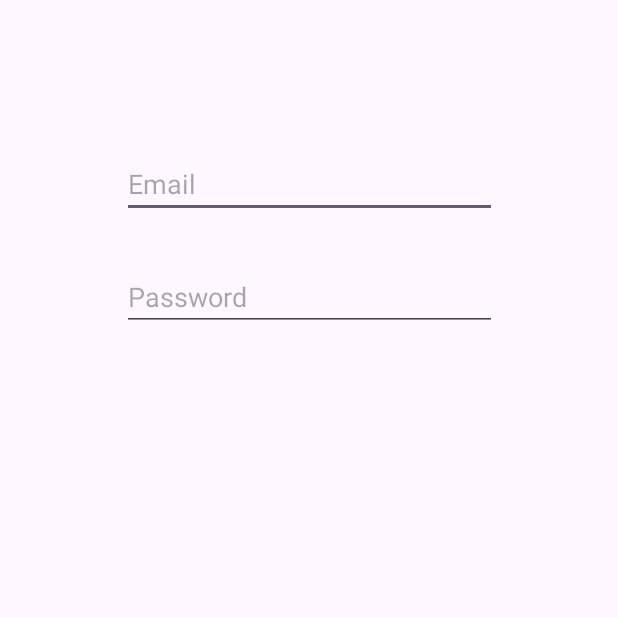
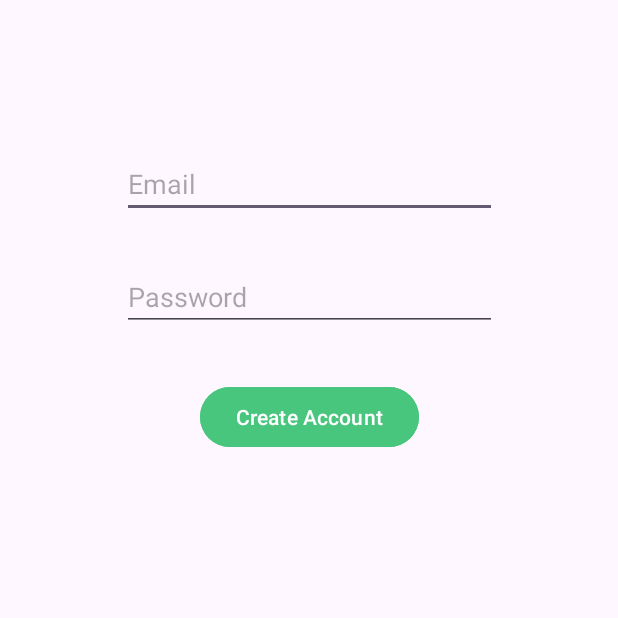
Before and after one commit to tnittala/CS2340C_Team15, an Android app: the NewAccount screen opened directly, with no data from a screen before it, on a phone screen of 412 x 824 dp, the top half of it. Run offline under Robolectric (Android 15) with nearby library versions, the phone set to English and light mode, and no system bars.

Commit message:
Fixing logistics page

```diff
--- a/Project/2340Project/app/src/main/java/com/example/a2340project/views/LoginActivity.java
+++ b/Project/2340Project/app/src/main/java/com/example/a2340project/views/LoginActivity.java
@@ -40,7 +40,7 @@ public class LoginActivity extends AppCompatActivity {
         loginButton.setOnClickListener(new View.OnClickListener() {
             @Override
             public void onClick(View v) {
-                Intent intent = new Intent(LoginActivity.this, HomeScreen.class);
+                Intent intent = new Intent(LoginActivity.this, Logistics.class);
                 startActivity(intent);
             }
         });
--- a/Project/2340Project/app/src/main/java/com/example/a2340project/views/NewAccount.java
+++ b/Project/2340Project/app/src/main/java/com/example/a2340project/views/NewAccount.java
@@ -30,7 +30,7 @@ public class NewAccount extends AppCompatActivity {
         createButton.setOnClickListener(new View.OnClickListener() {
             @Override
             public void onClick(View v) {
-                Intent intent = new Intent(NewAccount.this, HomeScreen.class);
+                Intent intent = new Intent(NewAccount.this, Logistics.class);
                 startActivity(intent);
             }
         });
--- a/Project/2340Project/app/src/main/res/layout/activity_new_account.xml
+++ b/Project/2340Project/app/src/main/res/layout/activity_new_account.xml
@@ -25,10 +25,21 @@
         app:layout_constraintEnd_toEndOf="parent"
         app:layout_constraintStart_toStartOf="parent"
         app:layout_constraintTop_toBottomOf="@+id/create_email"
-        app:layout_constraintBottom_toTopOf="@+id/create_button"
         android:layout_marginTop="30dp"
         android:hint="Password"
         android:inputType="textPassword"/>
 
+    <Button
+        android:id="@+id/create_button"
+        android:layout_width="wrap_content"
+        android:layout_height="wrap_content"
+        android:backgroundTint="#49C67D"
+        android:text="Create Account"
+        app:layout_constraintBottom_toBottomOf="parent"
+        app:layout_constraintEnd_toEndOf="parent"
+        app:layout_constraintStart_toStartOf="parent"
+        app:layout_constraintTop_toBottomOf="@+id/create_password"
+        app:layout_constraintVertical_bias="0.06" />
+
 
 </androidx.constraintlayout.widget.ConstraintLayout>
```
Also changed, not shown: 2 other files.
